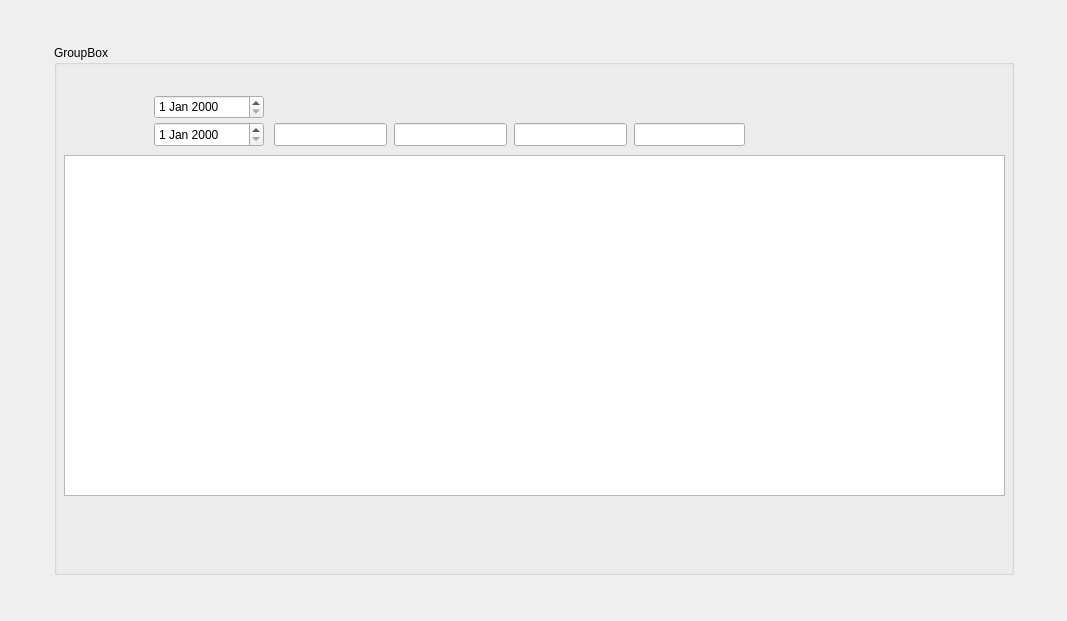
Before: the Qt Designer form src/unpaidbillreport.ui in thamizha/angadi, drawn with Qt 5.
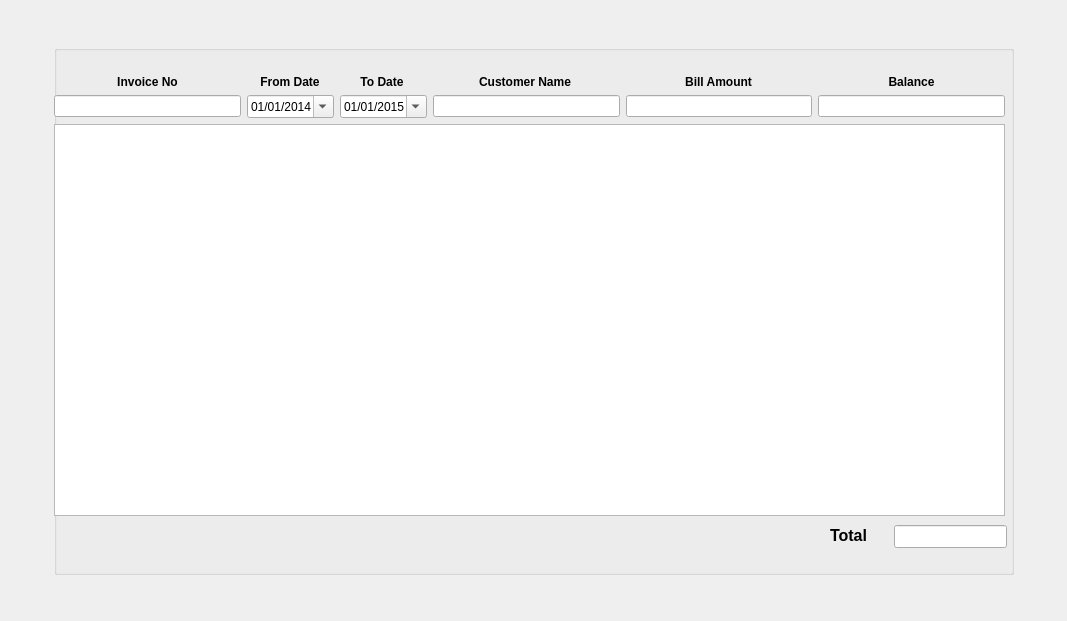
After: the same form once the commit is applied.

Commit message: unpaid bill report generated completely

```diff
--- a/src/unpaidbillreport.ui
+++ b/src/unpaidbillreport.ui
@@ -59,77 +59,254 @@
           </size>
          </property>
          <property name="title">
-          <string>GroupBox</string>
+          <string/>
          </property>
-         <widget class="QLineEdit" name="lineEditInvoice">
+         <widget class="QLineEdit" name="lineEditTotalBalance">
           <property name="geometry">
            <rect>
-            <x>220</x>
-            <y>78</y>
+            <x>840</x>
+            <y>480</y>
             <width>113</width>
             <height>23</height>
            </rect>
           </property>
-         </widget>
-         <widget class="QDateEdit" name="dateEditTo">
-          <property name="geometry">
-           <rect>
-            <x>100</x>
-            <y>77</y>
-            <width>110</width>
-            <height>25</height>
-           </rect>
+          <property name="font">
+           <font>
+            <pointsize>12</pointsize>
+            <weight>75</weight>
+            <bold>true</bold>
+           </font>
           </property>
-         </widget>
-         <widget class="QTableView" name="tableView">
-          <property name="geometry">
-           <rect>
-            <x>10</x>
-            <y>110</y>
-            <width>941</width>
-            <height>341</height>
-           </rect>
+          <property name="alignment">
+           <set>Qt::AlignRight|Qt::AlignTrailing|Qt::AlignVCenter</set>
           </property>
          </widget>
-         <widget class="QLineEdit" name="lineEditCustomer">
+         <widget class="QLabel" name="label">
           <property name="geometry">
            <rect>
-            <x>340</x>
-            <y>78</y>
-            <width>113</width>
-            <height>23</height>
+            <x>776</x>
+            <y>480</y>
+            <width>51</width>
+            <height>21</height>
            </rect>
           </property>
-         </widget>
-         <widget class="QLineEdit" name="lineEditTotal">
-          <property name="geometry">
-           <rect>
-            <x>460</x>
-            <y>78</y>
-            <width>113</width>
-            <height>23</height>
-           </rect>
+          <property name="font">
+           <font>
+            <pointsize>12</pointsize>
+            <weight>75</weight>
+            <bold>true</bold>
+           </font>
           </property>
-         </widget>
-         <widget class="QDateEdit" name="dateEditFrom">
-          <property name="geometry">
-           <rect>
-            <x>100</x>
-            <y>50</y>
-            <width>110</width>
-            <height>24</height>
-           </rect>
+          <property name="text">
+           <string>Total</string>
           </property>
          </widget>
-         <widget class="QLineEdit" name="lineEditBalance">
+         <widget class="QWidget" name="">
           <property name="geometry">
            <rect>
-            <x>580</x>
-            <y>78</y>
-            <width>111</width>
-            <height>23</height>
+            <x>0</x>
+            <y>30</y>
+            <width>951</width>
+            <height>441</height>
            </rect>
           </property>
+          <layout class="QVBoxLayout" name="verticalLayout">
+           <item>
+            <layout class="QHBoxLayout" name="horizontalLayout_4">
+             <item>
+              <widget class="QLabel" name="label_2">
+               <property name="font">
+                <font>
+                 <pointsize>9</pointsize>
+                 <weight>75</weight>
+                 <bold>true</bold>
+                </font>
+               </property>
+               <property name="text">
+                <string>Invoice No</string>
+               </property>
+               <property name="alignment">
+                <set>Qt::AlignCenter</set>
+               </property>
+              </widget>
+             </item>
+             <item>
+              <widget class="QLabel" name="label_3">
+               <property name="minimumSize">
+                <size>
+                 <width>0</width>
+                 <height>0</height>
+                </size>
+               </property>
+               <property name="maximumSize">
+                <size>
+                 <width>86</width>
+                 <height>16777215</height>
+                </size>
+               </property>
+               <property name="font">
+                <font>
+                 <pointsize>9</pointsize>
+                 <weight>75</weight>
+                 <bold>true</bold>
+                </font>
+               </property>
+               <property name="text">
+                <string>From Date</string>
+               </property>
+               <property name="alignment">
+                <set>Qt::AlignCenter</set>
+               </property>
+              </widget>
+             </item>
+             <item>
+              <widget class="QLabel" name="label_4">
+               <property name="minimumSize">
+                <size>
+                 <width>0</width>
+                 <height>0</height>
+                </size>
+               </property>
+               <property name="maximumSize">
+                <size>
+                 <width>86</width>
+                 <height>16777215</height>
+                </size>
+               </property>
+               <property name="font">
+                <font>
+                 <pointsize>9</pointsize>
+                 <weight>75</weight>
+                 <bold>true</bold>
+                </font>
+               </property>
+               <property name="text">
+                <string>To Date</string>
+               </property>
+               <property name="alignment">
+                <set>Qt::AlignCenter</set>
+               </property>
+              </widget>
+             </item>
+             <item>
+              <widget class="QLabel" name="label_5">
+               <property name="font">
+                <font>
+                 <pointsize>9</pointsize>
+                 <weight>75</weight>
+                 <bold>true</bold>
+                </font>
+               </property>
+               <property name="text">
+                <string>Customer Name</string>
+               </property>
+               <property name="alignment">
+                <set>Qt::AlignCenter</set>
+               </property>
+              </widget>
+             </item>
+             <item>
+              <widget class="QLabel" name="label_6">
+               <property name="font">
+                <font>
+                 <pointsize>9</pointsize>
+                 <weight>75</weight>
+                 <bold>true</bold>
+                </font>
+               </property>
+               <property name="text">
+                <string>Bill Amount</string>
+               </property>
+               <property name="alignment">
+                <set>Qt::AlignCenter</set>
+               </property>
+              </widget>
+             </item>
+             <item>
+              <widget class="QLabel" name="label_7">
+               <property name="font">
+                <font>
+                 <pointsize>9</pointsize>
+                 <weight>75</weight>
+                 <bold>true</bold>
+                </font>
+               </property>
+               <property name="text">
+                <string>Balance</string>
+               </property>
+               <property name="alignment">
+                <set>Qt::AlignCenter</set>
+               </property>
+              </widget>
+             </item>
+            </layout>
+           </item>
+           <item>
+            <layout class="QHBoxLayout" name="horizontalLayout">
+             <item>
+              <widget class="QLineEdit" name="lineEditInvoice"/>
+             </item>
+             <item>
+              <widget class="QDateEdit" name="dateEditFrom">
+               <property name="minimumSize">
+                <size>
+                 <width>84</width>
+                 <height>0</height>
+                </size>
+               </property>
+               <property name="displayFormat">
+                <string>dd/MM/yyyy</string>
+               </property>
+               <property name="calendarPopup">
+                <bool>true</bool>
+               </property>
+               <property name="date">
+                <date>
+                 <year>2014</year>
+                 <month>1</month>
+                 <day>1</day>
+                </date>
+               </property>
+              </widget>
+             </item>
+             <item>
+              <widget class="QDateEdit" name="dateEditTo">
+               <property name="minimumSize">
+                <size>
+                 <width>84</width>
+                 <height>0</height>
+                </size>
+               </property>
+               <property name="displayFormat">
+                <string>dd/MM/yyyy</string>
+               </property>
+               <property name="calendarPopup">
+                <bool>true</bool>
+               </property>
+               <property name="date">
+                <date>
+                 <year>2015</year>
+                 <month>1</month>
+                 <day>1</day>
+                </date>
+               </property>
+              </widget>
+             </item>
+             <item>
+              <widget class="QLineEdit" name="lineEditCustomer"/>
+             </item>
+             <item>
+              <widget class="QLineEdit" name="lineEditTotal"/>
+             </item>
+             <item>
+              <widget class="QLineEdit" name="lineEditBalance"/>
+             </item>
+            </layout>
+           </item>
+           <item>
+            <widget class="QTableView" name="tableView"/>
+           </item>
+          </layout>
          </widget>
         </widget>
        </item>
```
The commit also changes 2 other files.
